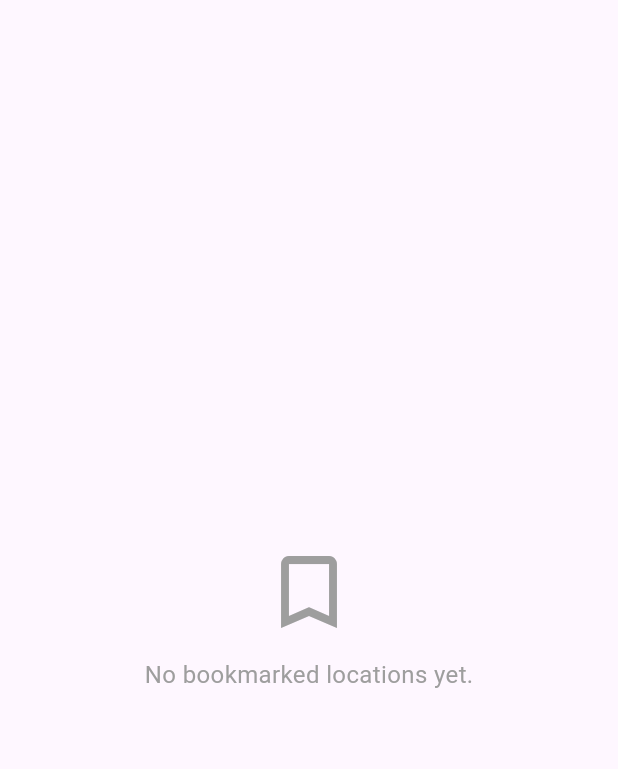
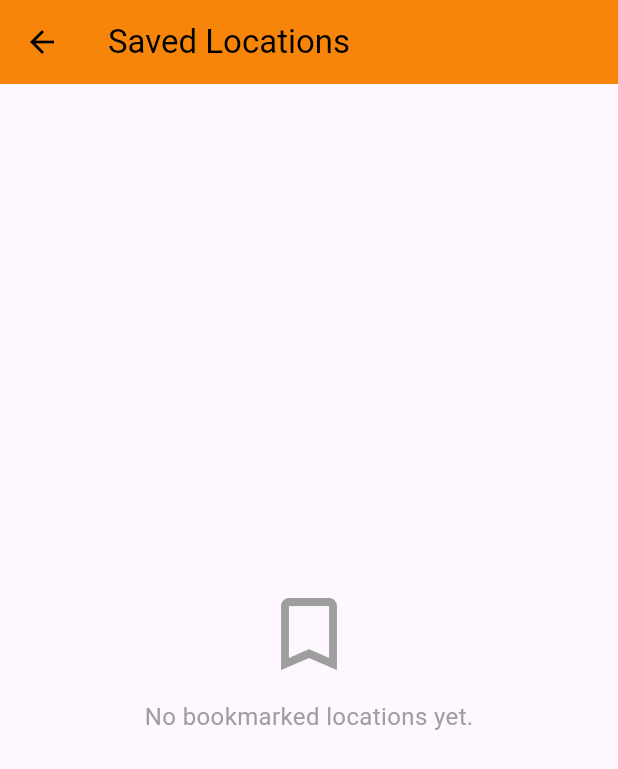
Before and after one commit to therz1/Orbital-GeoMugger, a Flutter app: the SavedView screen opened directly, on a phone screen of 412 x 824 dp. Shown: the top 769 px of the screen. Run offline on Flutter 3.47's test engine with Material 3 defaults, Android fonts, the phone set to English and light mode, and no system bars; our stand-ins replace cached_network_image, cloud_firestore, firebase_auth, firebase_core, firebase_storage, flutter_dotenv and 3 more; missing offline and left inert: google_maps_webservice_ex; accounts and stored records are empty; network calls fail.

Commit message:
implemented feature : user statistic dashboard
use can now see the no. of reviews and saved spots for study spots

UI change:
- add additional app bar on top of saved spot view

```diff
--- a/lib/views/saved_view.dart
+++ b/lib/views/saved_view.dart
@@ -65,7 +65,16 @@ class _SavedViewState extends State<SavedView> {
 
   @override
   Widget build(BuildContext context) {
-    return StreamBuilder<QuerySnapshot>(
+    return Scaffold(
+      appBar: AppBar(
+        title: const Text('Saved Locations'),
+        centerTitle: false,
+        backgroundColor: const Color.fromARGB(255, 255, 136, 1),
+
+        foregroundColor: Colors.black,
+        elevation: 1,
+      ),
+      body: StreamBuilder<QuerySnapshot>(
         stream: LocationService().getSavedLocations(),
         builder: (context, snapshot) {
           // 1. Waiting for data
@@ -238,6 +247,7 @@ class _SavedViewState extends State<SavedView> {
             },
           );
         },
+      ),
     );
   }
 }
```
Also changed, not shown: lib/services/user_stats_service.dart (added, +30 -0 lines), lib/views/profile_view.dart (+25 -1 lines), lib/widgets/user_stats.dart (added, +27 -0 lines). Lines whose indentation alone changed are shown as unchanged.
